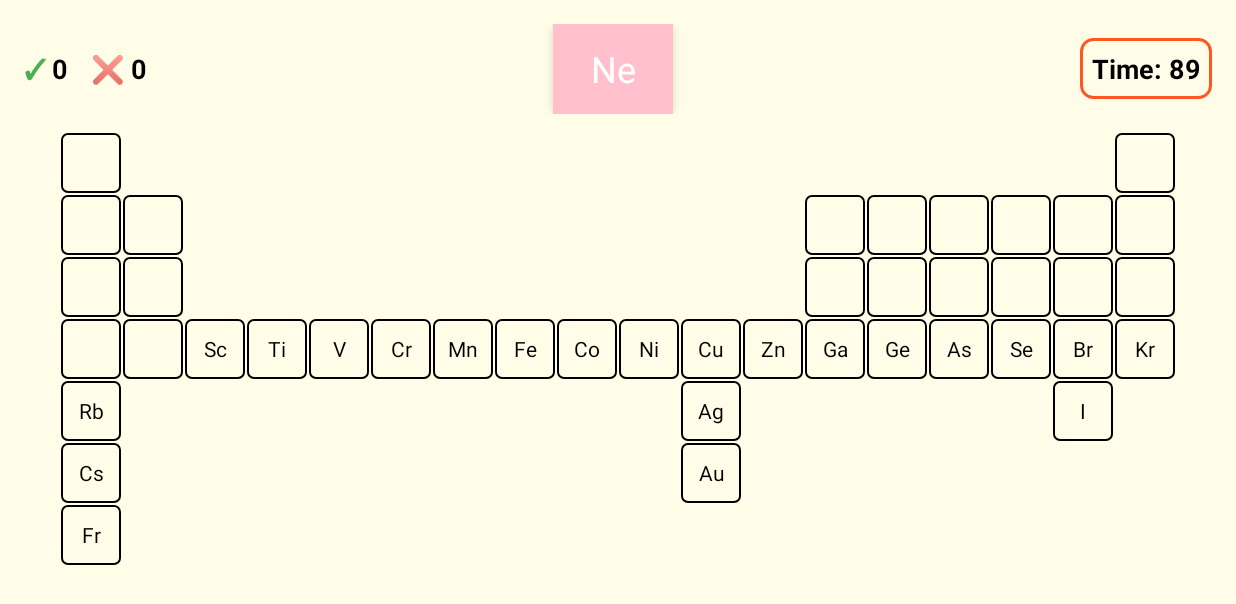
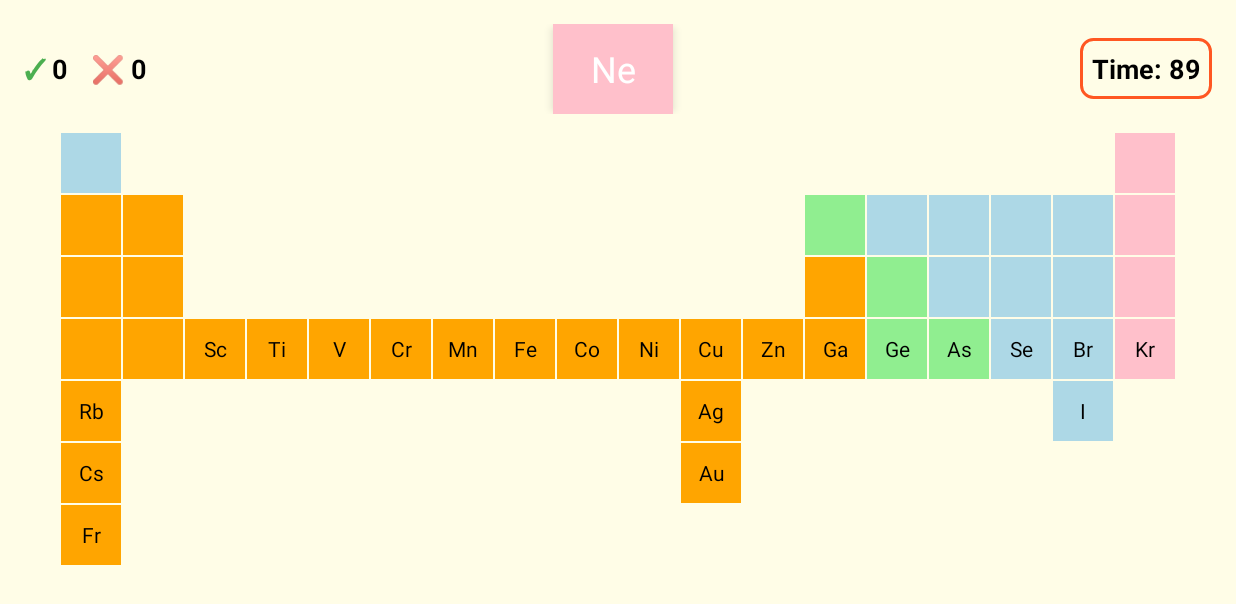
Before and after one commit to KangYiYao19/ChemStart, an Android app: the DragDropActivity screen opened directly, with no data from a screen before it, on a phone screen of 824 x 412 dp (held sideways). Shown: the top 604 px of the screen. Run offline under Robolectric (Android 15) with nearby library versions, the phone set to English and light mode, and no system bars.

Commit message:
style: DragDropActivity renderPeriodicTable

```diff
--- a/app/src/main/java/com/example/chemstart/DragDropActivity.kt
+++ b/app/src/main/java/com/example/chemstart/DragDropActivity.kt
@@ -134,22 +134,20 @@ class DragDropActivity : AppCompatActivity() {
                     isEnabled = true
                     setTextColor(Color.DKGRAY)
                     setBackgroundColor(Color.WHITE)
-                    setBackgroundResource(R.drawable.cell_border)
+                    setBackgroundColor(getColorForElement(element))
                 } else {
                     text = element.symbol
                     isEnabled = false
                     tag = null
                     setTextColor(Color.BLACK)
                     setBackgroundColor(Color.LTGRAY)
-                    setBackgroundResource(R.drawable.cell_border)
+                    setBackgroundColor(getColorForElement(element))
                 }
             }
 
             grid.addView(cell)
         }
     }
-
-
 
     private fun setupGridDropTargets() {
         for (i in 0 until binding.periodicTableGrid.childCount) {
```
